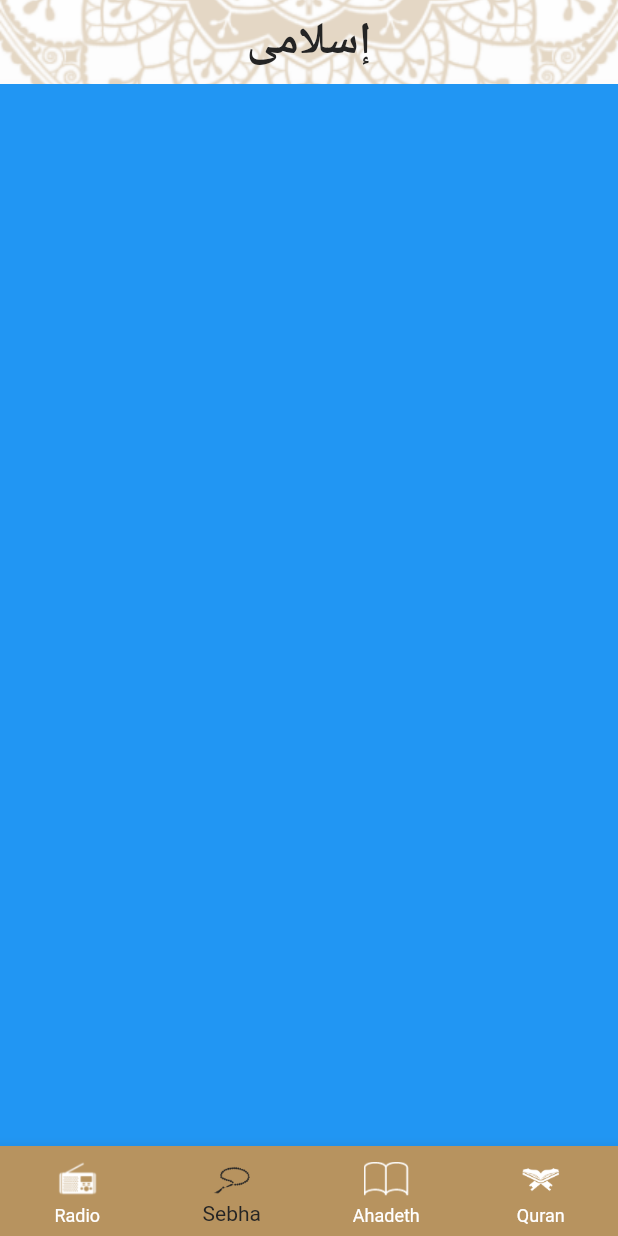
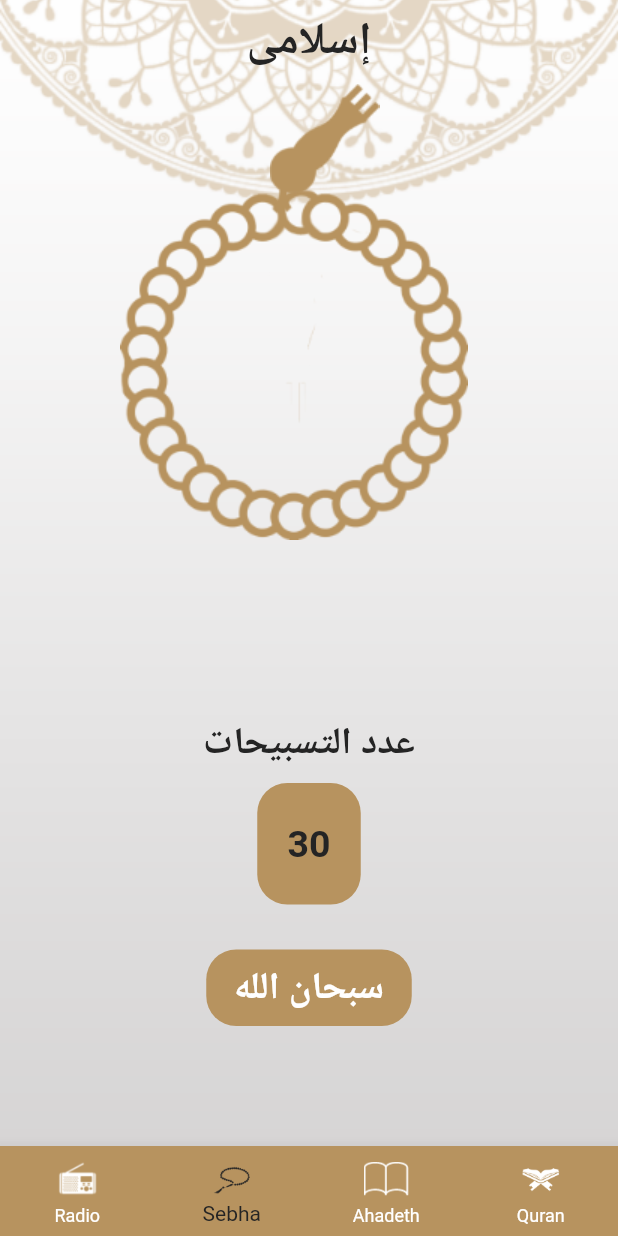
Before and after one commit to mahmoudgamal1704/Islami_App, a Flutter app: the screen it shows after launch, item 2 of the bottom bar chosen, on a phone screen of 412 x 824 dp. Run offline on Flutter 3.47's test engine with Material 2 defaults, Android fonts, the phone set to English and light mode, and no system bars.

Commit message:
design sebha tab without any function

```diff
--- a/lib/data.dart
+++ b/lib/data.dart
@@ -1,3 +1,7 @@
+import 'dart:core';
+import 'package:flutter/material.dart';
+import 'package:flutter/services.dart';
+
 class AppData {
 
   static const List<String> surasName = [
@@ -233,5 +237,4 @@ class AppData {
     "6"
   ];
 
-
 }
--- a/lib/home_screen/sebhatab.dart
+++ b/lib/home_screen/sebhatab.dart
@@ -1,4 +1,5 @@
 import 'package:flutter/material.dart';
+import 'package:islami/mytheme.dart';
 
 class SebhaTab extends StatelessWidget {
   // const QuranTab({Key? key}) : super(key: key);
@@ -6,7 +7,68 @@ class SebhaTab extends StatelessWidget {
   @override
   Widget build(BuildContext context) {
     return Container(
-      color: Colors.blue,
+      width: double.infinity,
+      child: Column(
+        children: [
+          Expanded(
+            child: Stack(
+              children: [
+                Container(
+                  child: Positioned(
+                    top: 70,
+                    left: 80,
+                    child: Image.asset('assets/images/sebhabody.png'),
+                  ),
+                ),
+                Container(
+                  child: Positioned(
+                    top: 0,
+                    left: 180,
+                    child: Image.asset('assets/images/sebhahead.png'),
+                  ),
+                ),
+              ],
+            ),
+          ),
+          Text(
+            'عدد التسبيحات',
+            style: Theme.of(context).textTheme.subtitle2,
+          ),
+          SizedBox(height: 10,),
+          Container(
+            alignment: Alignment.center,
+            height: 81,
+            width: 69,
+            decoration: BoxDecoration(
+              borderRadius: BorderRadius.all(Radius.circular(20)),
+              color: MyTheme.colorGold,
+            ),
+            child: Text('30',style: Theme.of(context).textTheme.subtitle2),
+          ),
+          SizedBox(height: 30,),
+          Container(
+            decoration: BoxDecoration(
+              borderRadius: BorderRadius.all(Radius.circular(20)),
+              color: MyTheme.colorGold,
+            ),
+            alignment: Alignment.center,
+            height: 51,
+            width: 137,
+
+            child: Text(
+              'سبحان الله',
+              style: Theme.of(context)
+                  .textTheme
+                  .subtitle2
+                  ?.copyWith(color: Colors.white),
+            ),
+          ),
+          SizedBox(
+            height: 80,
+          )
+        ],
+      ),
+      // color: Colors.blue,
     );
   }
 }
--- a/lib/home_screen/surasnames.dart
+++ b/lib/home_screen/surasnames.dart
@@ -7,9 +7,7 @@ import '../suradetails/suramodel.dart';
 class SurasNames extends StatelessWidget {
   // const SurasNames({Key? key}) : super(key: key);
   int index;
-
   SurasNames(this.index);
-
   @override
   Widget build(BuildContext context) {
     return Table(
--- a/lib/mytheme.dart
+++ b/lib/mytheme.dart
@@ -3,6 +3,7 @@ import 'package:flutter/material.dart';
 class MyTheme {
   static Color colorBlack = Color.fromRGBO(36, 36, 36, 1.0);
   static Color colorGold = Color.fromRGBO(183, 147, 95, 1.0);
+  // static Color colorGolddark = Color.fromRGBO(183, 147, 95, 1.0);
   static ThemeData lightTheme = ThemeData(
     scaffoldBackgroundColor: Colors.transparent,
     appBarTheme: AppBarTheme(
```
Also changed, not shown: assets/images/2.0x/sebhabody@2x.png (added), assets/images/2.0x/sebhahead@2x.png (added), assets/images/3.0x/sebhabody@3x.png (added), assets/images/3.0x/sebhahead@3x.png (added), assets/images/sebhabody.png (added), assets/images/sebhahead.png (added).
